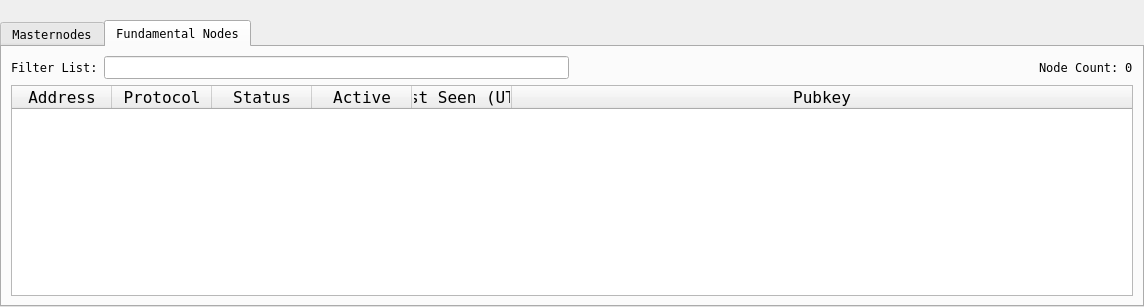
First picture: the form in src/qt/forms/masternodelist.ui, repository wqking-misc/AureusXIV, before the edit.
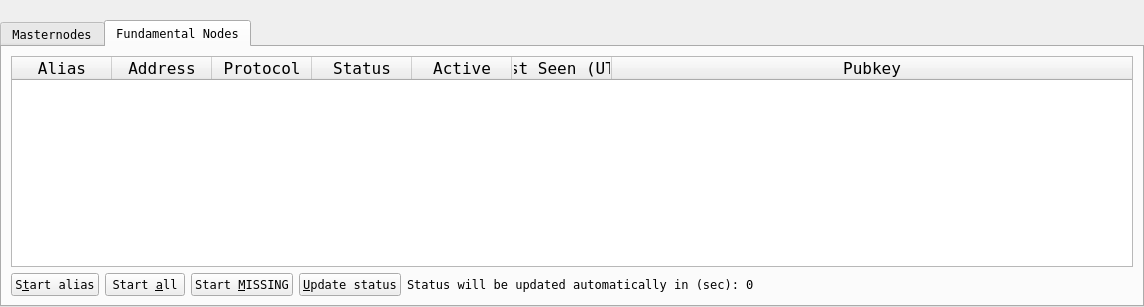
Second picture: the form after the edit.

```diff
--- a/src/qt/forms/masternodelist.ui
+++ b/src/qt/forms/masternodelist.ui
@@ -363,6 +363,11 @@
           <attribute name="horizontalHeaderStretchLastSection">
            <bool>true</bool>
           </attribute>
+          <column>
+           <property name="text">
+            <string>Alias</string>
+           </property>
+          </column>
           <column>
            <property name="text">
             <string>Address</string>
@@ -395,57 +400,91 @@
           </column>
          </widget>
         </item>
-        <item row="0" column="0">
-         <layout class="QHBoxLayout" name="horizontalLayout_3">
+        <item row="2" column="0">
+         <layout class="QHBoxLayout" name="horizontalLayout_5">
           <property name="bottomMargin">
            <number>0</number>
           </property>
           <item>
-           <widget class="QLabel" name="label_filter">
+           <widget class="QPushButton" name="startButtonFundamentalNode">
+            <property name="font">
+             <font>
+              <family>Andale Mono</family>
+             </font>
+            </property>
             <property name="text">
-             <string>Filter List:</string>
+             <string>S&amp;tart alias</string>
             </property>
            </widget>
           </item>
           <item>
-           <widget class="QLineEdit" name="filterLineEdit">
-            <property name="toolTip">
-             <string>Filter masternode list</string>
+           <widget class="QPushButton" name="startAllButtonFundamentalNode">
+            <property name="font">
+             <font>
+              <family>Andale Mono</family>
+             </font>
             </property>
+            <property name="text">
+             <string>Start &amp;all</string>
+            </property>
            </widget>
           </item>
           <item>
-           <spacer name="horizontalSpacer_3">
+           <widget class="QPushButton" name="startMissingButtonFundamentalNode">
+            <property name="font">
+             <font>
+              <family>Andale Mono</family>
+             </font>
+            </property>
+            <property name="text">
+             <string>Start &amp;MISSING</string>
+            </property>
+           </widget>
+          </item>
+          <item>
+           <widget class="QPushButton" name="UpdateButtonFundamentalNode">
+            <property name="font">
+             <font>
+              <family>Andale Mono</family>
+             </font>
+            </property>
+            <property name="text">
+             <string>&amp;Update status</string>
+            </property>
+           </widget>
+          </item>
+          <item>
+           <widget class="QLabel" name="autoupdate_labelFundamentalNode">
+            <property name="font">
+             <font>
+              <family>Andale Mono</family>
+             </font>
+            </property>
+            <property name="text">
+             <string>Status will be updated automatically in (sec):</string>
+            </property>
+           </widget>
+          </item>
+          <item>
+           <widget class="QLabel" name="secondsLabelFundamentalNode">
+            <property name="text">
+             <string>0</string>
+            </property>
+           </widget>
+          </item>
+          <item>
+           <spacer name="horizontalSpacer_5">
             <property name="orientation">
              <enum>Qt::Horizontal</enum>
             </property>
             <property name="sizeHint" stdset="0">
              <size>
-              <width>10</width>
+              <width>40</width>
               <height>20</height>
              </size>
             </property>
            </spacer>
           </item>
-          <item>
-           <widget class="QLabel" name="label_count">
-            <property name="text">
-             <string>Node Count:</string>
-            </property>
-           </widget>
-          </item>
-          <item>
-           <widget class="QLabel" name="countLabel">
-            <property name="font">
-             <font>
-              <family>Andale Mono</family>
-             </font>
-            </property>
-            <property name="text">
-             <string>0</string>
-            </property>
-           </widget>
-          </item>
          </layout>
         </item>
        </layout>
```
Left out of the diff: 2 changed lines with no effect on the pictures.
